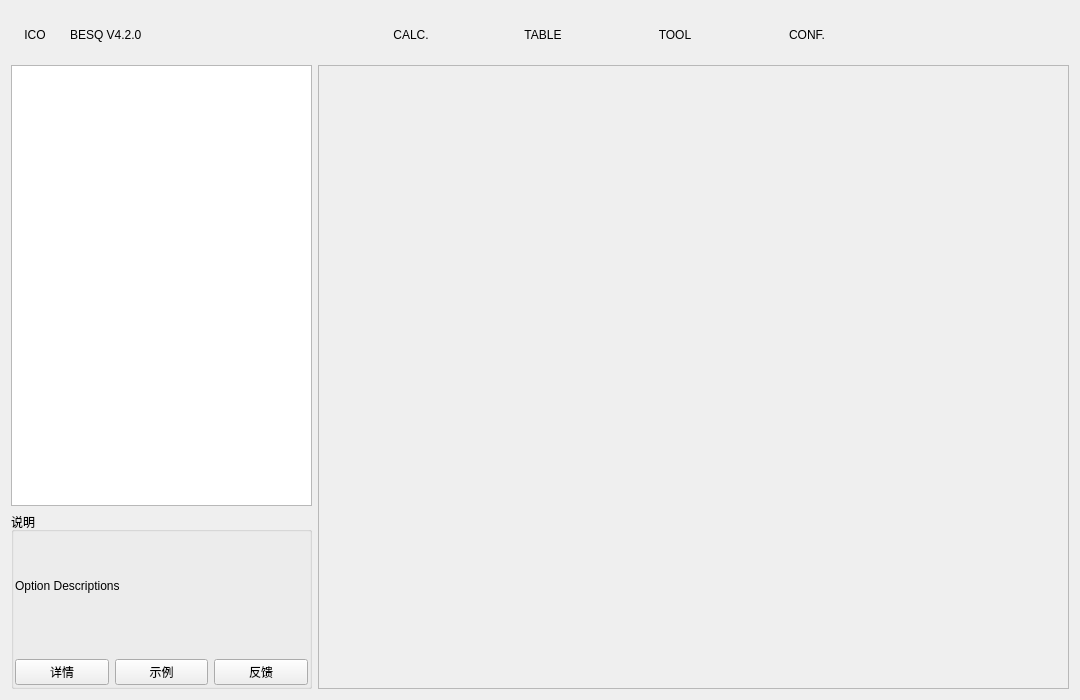
Old version of the form src/ui/graphics.ui in the repository Dinosaur-MC/BestEnchSeq.
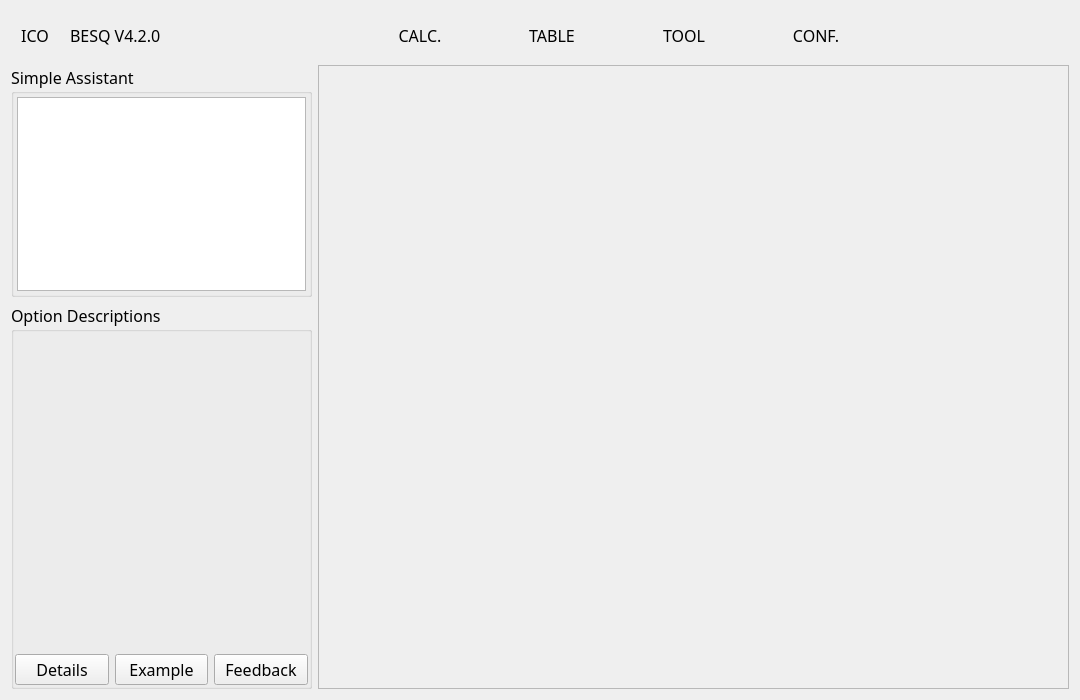
New version of the form.

What changed in the file:
```diff
--- a/src/ui/graphics.ui
+++ b/src/ui/graphics.ui
@@ -10,6 +10,12 @@
     <height>700</height>
    </rect>
   </property>
+  <property name="font">
+   <font>
+    <family>微软雅黑</family>
+    <pointsize>12</pointsize>
+   </font>
+  </property>
   <property name="windowTitle">
    <string>Form</string>
   </property>
@@ -248,13 +254,40 @@
           <number>0</number>
          </property>
          <item>
-          <widget class="QListWidget" name="listWidget">
+          <widget class="QGroupBox" name="groupBox_2">
            <property name="sizePolicy">
-            <sizepolicy hsizetype="Expanding" vsizetype="Expanding">
+            <sizepolicy hsizetype="Preferred" vsizetype="Preferred">
              <horstretch>0</horstretch>
-             <verstretch>5</verstretch>
+             <verstretch>3</verstretch>
             </sizepolicy>
            </property>
+           <property name="title">
+            <string>Simple Assistant</string>
+           </property>
+           <layout class="QVBoxLayout" name="verticalLayout_3">
+            <property name="leftMargin">
+             <number>3</number>
+            </property>
+            <property name="topMargin">
+             <number>3</number>
+            </property>
+            <property name="rightMargin">
+             <number>3</number>
+            </property>
+            <property name="bottomMargin">
+             <number>3</number>
+            </property>
+            <item>
+             <widget class="QListWidget" name="listWidget">
+              <property name="sizePolicy">
+               <sizepolicy hsizetype="Expanding" vsizetype="Expanding">
+                <horstretch>0</horstretch>
+                <verstretch>0</verstretch>
+               </sizepolicy>
+              </property>
+             </widget>
+            </item>
+           </layout>
           </widget>
          </item>
          <item>
@@ -262,11 +295,11 @@
            <property name="sizePolicy">
             <sizepolicy hsizetype="Preferred" vsizetype="Preferred">
              <horstretch>0</horstretch>
-             <verstretch>2</verstretch>
+             <verstretch>5</verstretch>
             </sizepolicy>
            </property>
            <property name="title">
-            <string>说明</string>
+            <string>Option Descriptions</string>
            </property>
            <layout class="QGridLayout" name="gridLayout">
             <property name="leftMargin">
@@ -284,29 +317,28 @@
             <item row="0" column="0" colspan="3">
              <widget class="QLabel" name="label_text">
               <property name="text">
-               <string>Option Descriptions
-</string>
+               <string/>
               </property>
              </widget>
             </item>
             <item row="1" column="1">
              <widget class="QPushButton" name="btn_example">
               <property name="text">
-               <string>示例</string>
+               <string>Example</string>
               </property>
              </widget>
             </item>
             <item row="1" column="2">
              <widget class="QPushButton" name="btn_feedback">
               <property name="text">
-               <string>反馈</string>
+               <string>Feedback</string>
               </property>
              </widget>
             </item>
             <item row="1" column="0">
              <widget class="QPushButton" name="btn_detail">
               <property name="text">
-               <string>详情</string>
+               <string>Details</string>
               </property>
              </widget>
             </item>
@@ -317,45 +349,29 @@
        </widget>
       </item>
       <item>
-       <widget class="QWidget" name="w_content" native="true">
+       <widget class="QScrollArea" name="scrollArea">
         <property name="sizePolicy">
-         <sizepolicy hsizetype="Expanding" vsizetype="Preferred">
+         <sizepolicy hsizetype="Expanding" vsizetype="Expanding">
           <horstretch>5</horstretch>
           <verstretch>0</verstretch>
          </sizepolicy>
         </property>
-        <layout class="QHBoxLayout" name="horizontalLayout_5">
-         <property name="leftMargin">
-          <number>0</number>
+        <property name="widgetResizable">
+         <bool>true</bool>
+        </property>
+        <property name="alignment">
+         <set>Qt::AlignHCenter|Qt::AlignTop</set>
+        </property>
+        <widget class="QWidget" name="scrollAreaWidgetContents">
+         <property name="geometry">
+          <rect>
+           <x>0</x>
+           <y>0</y>
+           <width>752</width>
+           <height>626</height>
+          </rect>
          </property>
-         <property name="topMargin">
-          <number>0</number>
-         </property>
-         <property name="rightMargin">
-          <number>0</number>
-         </property>
-         <property name="bottomMargin">
-          <number>0</number>
-         </property>
-         <item>
-          <widget class="QScrollArea" name="scrollArea">
-           <property name="widgetResizable">
-            <bool>true</bool>
-           </property>
-           <widget class="QWidget" name="content">
-            <property name="geometry">
-             <rect>
-              <x>0</x>
-              <y>0</y>
-              <width>749</width>
-              <height>621</height>
-             </rect>
-            </property>
-            <layout class="QVBoxLayout" name="verticalLayout_3"/>
-           </widget>
-          </widget>
-         </item>
-        </layout>
+        </widget>
        </widget>
       </item>
      </layout>
```
